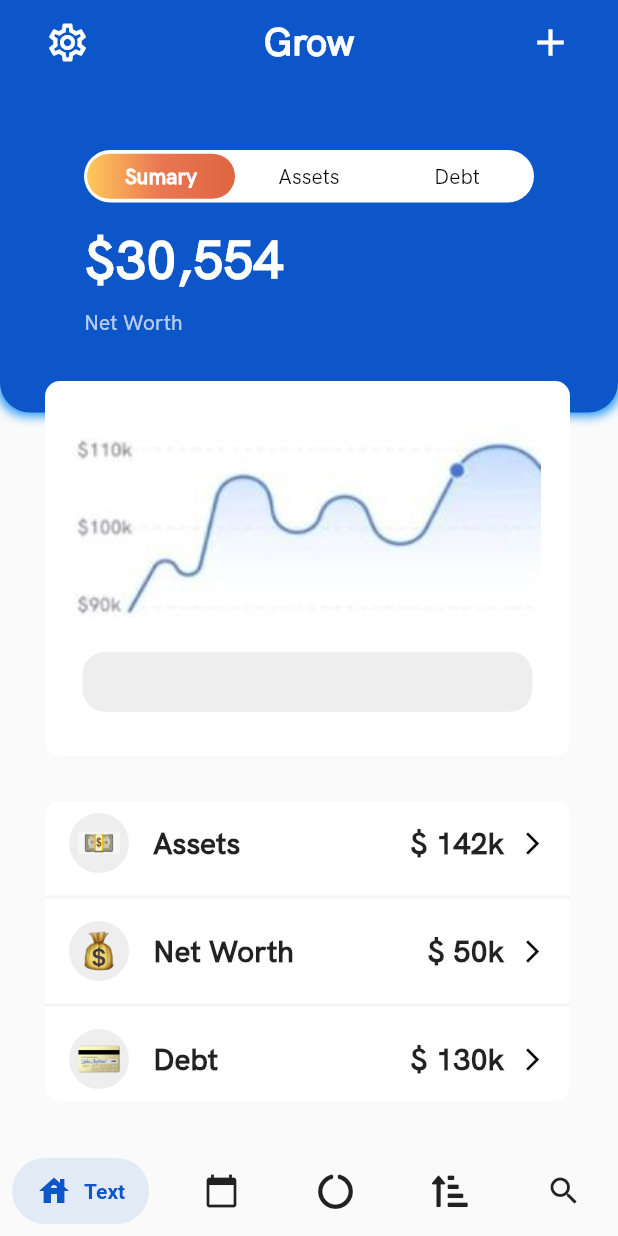
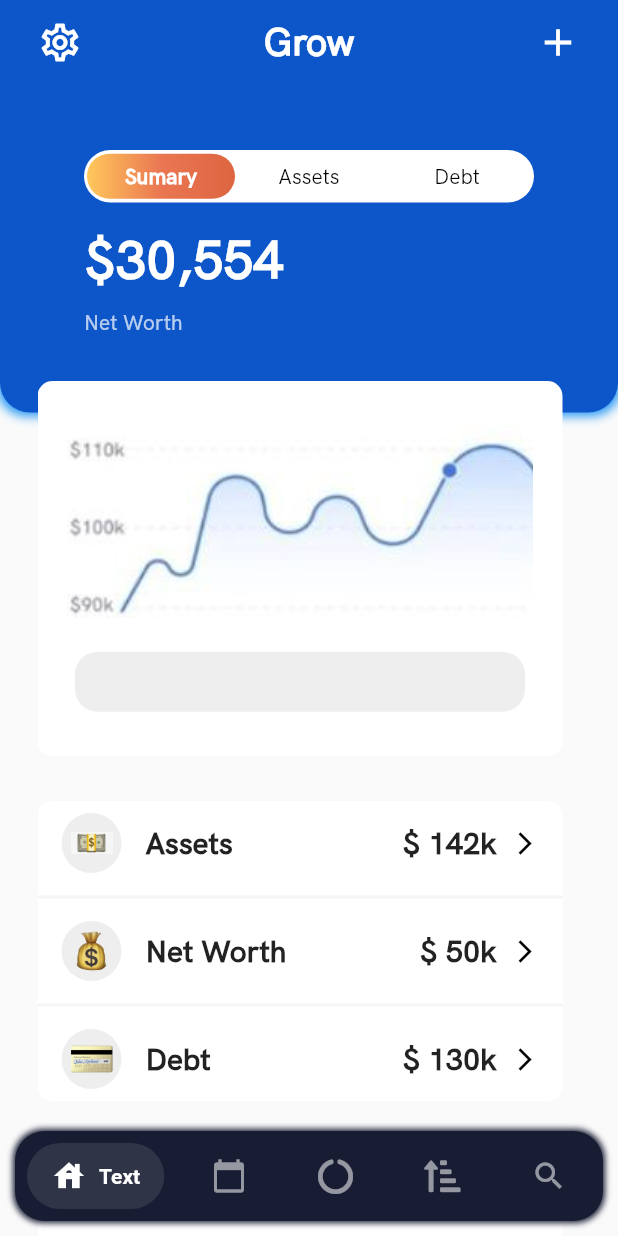
Before and after one commit to pedrooruass/PJ_Challenge_1, a Flutter app: the screen it shows after launch, on a phone screen of 412 x 824 dp. Run offline on Flutter 3.47's test engine with Material 2 defaults, Android fonts, the phone set to English and light mode, and no system bars; drawn by our look-alikes of salomon_bottom_bar; our stand-ins replace font_awesome_flutter.

Commit message:
Bottom Navigation Bar Changes

```diff
--- a/lib/app/core/pages/main_screen/main_screen.dart
+++ b/lib/app/core/pages/main_screen/main_screen.dart
@@ -90,6 +90,10 @@ class _MainScreenState extends State<MainScreen> {
                       NetWorthComponent(),
                       FirstBoxComponent(),
                       SecondBoxComponent(),
+                      SecondBoxComponent(),
+                      SecondBoxComponent(),
+                      SecondBoxComponent(),
+                      SecondBoxComponent(),
                     ],
                   ),
                 ],
@@ -107,31 +111,48 @@ class _MainScreenState extends State<MainScreen> {
         //     ],
         //   ),
         // ),
-        bottomNavigationBar: SalomonBottomBar(
-          selectedItemColor: AppColors.primaryColor,
+        bottomNavigationBar: Container(
+          margin: EdgeInsets.all(10),
+          decoration: BoxDecoration(
+              color: AppColors.bottomColor,
+              borderRadius: BorderRadius.circular(20),
+              boxShadow: [
+                BoxShadow(
+                  color: AppColors.bottomColor,
+                  spreadRadius: 1,
+                  blurRadius: 3,
+                ),
+              ]),
+          child: SalomonBottomBar(
             items: [
               SalomonBottomBarItem(
                   icon: Icon(Icons.house),
                   title: Text("Text"),
-            ),
+                  selectedColor: Colors.white,
+                  unselectedColor: Colors.white54),
               SalomonBottomBarItem(
                   icon: Icon(Icons.calendar_today),
                   title: Text("Text"),
-            ),
+                  selectedColor: Colors.white,
+                  unselectedColor: Colors.white54),
               SalomonBottomBarItem(
                   // icon: Icon(FontAwesomeIcons.chartPie),
                   icon: Icon(FontAwesomeIcons.circleNotch),
                   title: Text("Text"),
-            ),
+                  selectedColor: Colors.white,
+                  unselectedColor: Colors.white54),
               SalomonBottomBarItem(
                   icon: Icon(FontAwesomeIcons.sortAmountUpAlt),
                   title: Text("Grow"),
-            ),
+                  selectedColor: Colors.white,
+                  unselectedColor: Colors.white54),
               SalomonBottomBarItem(
                   icon: Icon(Icons.search),
                   title: Text("Text"),
+                  selectedColor: Colors.white,
+                  unselectedColor: Colors.white54),
+            ],
           ),
-          ],
         ));
   }
 }
--- a/lib/app/core/theme/app_colors.dart
+++ b/lib/app/core/theme/app_colors.dart
@@ -9,6 +9,8 @@ class AppColors {
   static get primaryColor => Color(0xFF0C56CA);
   // orange
   static get secondColor => Color(0xFFDD6641);
+  //grey
+  static get bottomColor => Color(0xFF181D33);
   // LinearGradient(colors: [
   //       Color(0xFFFFC85B),
   //       Color(0xFFEB7653),
--- a/lib/app/core/theme/box_app.dart
+++ b/lib/app/core/theme/box_app.dart
@@ -8,7 +8,7 @@ class BoxApp extends StatelessWidget {
   @override
   Widget build(BuildContext context) {
     return Padding(
-      padding: EdgeInsets.symmetric(horizontal: 30),
+      padding: EdgeInsets.symmetric(horizontal: 25),
       child: child,
     );
   }
```
Lines whose indentation alone changed are shown as unchanged.
